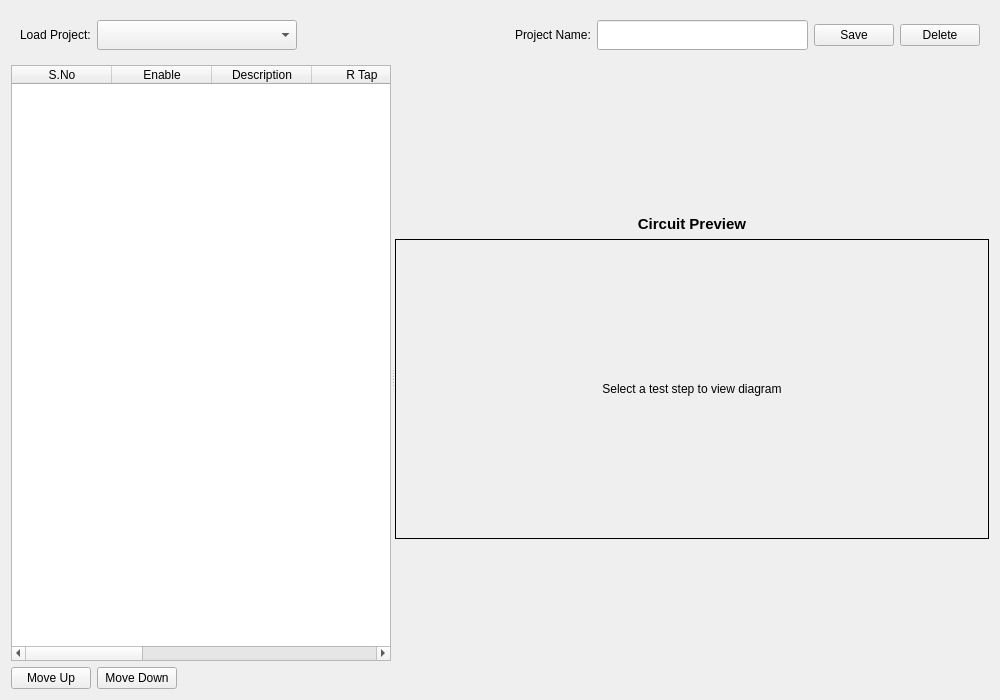
First picture: the form in new_ui/forms/project_config.ui, repository SuryaPrasathB/Comminent-PCB-Tester, before the edit.
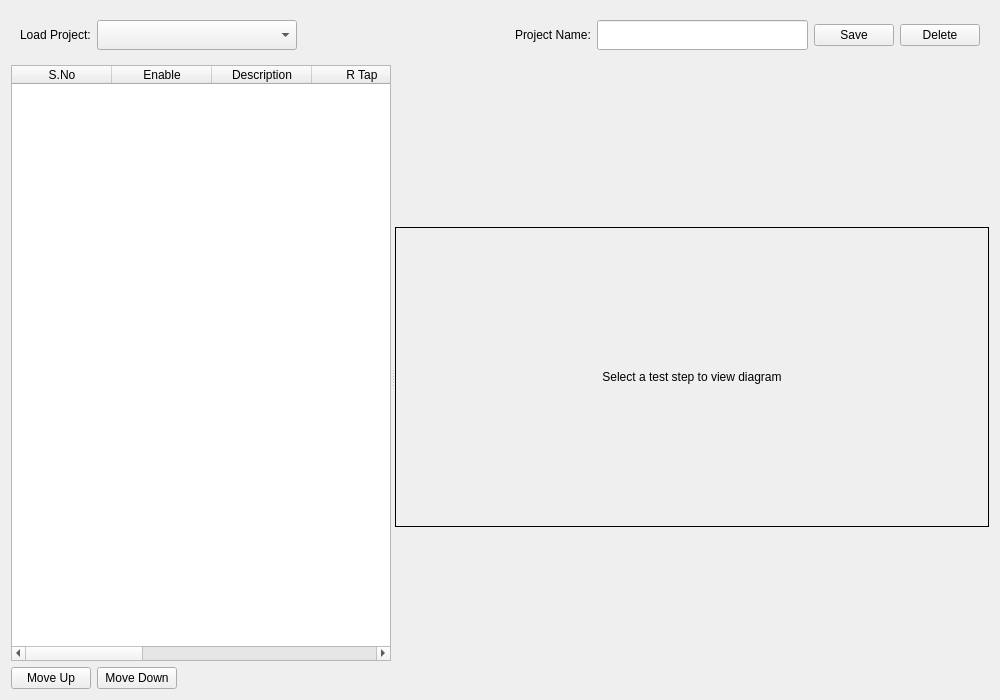
Second picture: the form after the edit.

Commit message: Enhance Project Configuration Screen and Sidebar

What changed in the file:
```diff
--- a/new_ui/forms/project_config.ui
+++ b/new_ui/forms/project_config.ui
@@ -215,31 +215,6 @@
          </property>
         </spacer>
        </item>
-       <item>
-        <widget class="QLabel" name="label_diagram_title">
-         <property name="sizePolicy">
-          <sizepolicy hsizetype="Preferred" vsizetype="Maximum">
-           <horstretch>0</horstretch>
-           <verstretch>0</verstretch>
-          </sizepolicy>
-         </property>
-         <property name="minimumSize">
-          <size>
-           <width>0</width>
-           <height>0</height>
-          </size>
-         </property>
-         <property name="styleSheet">
-          <string notr="true">font-weight: bold; font-size: 11pt;</string>
-         </property>
-         <property name="text">
-          <string>Circuit Preview</string>
-         </property>
-         <property name="alignment">
-          <set>Qt::AlignCenter</set>
-         </property>
-        </widget>
-       </item>
        <item>
         <widget class="QLabel" name="label_circuitDiagram">
          <property name="sizePolicy">
```
The commit also changes 4 other files.
